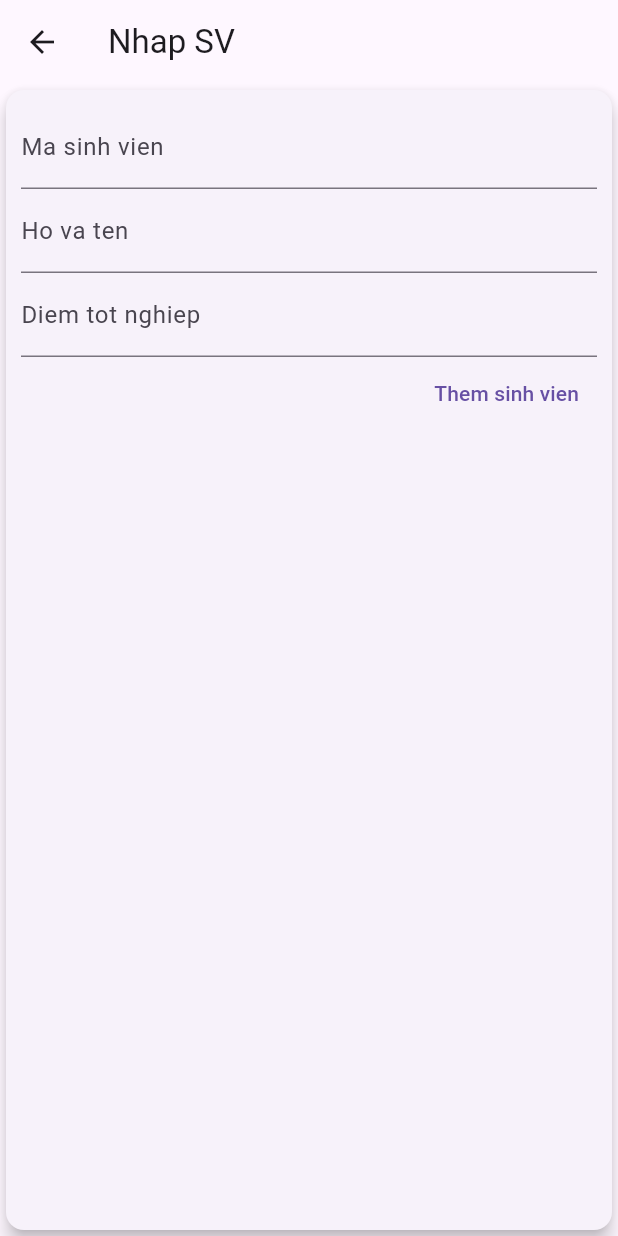
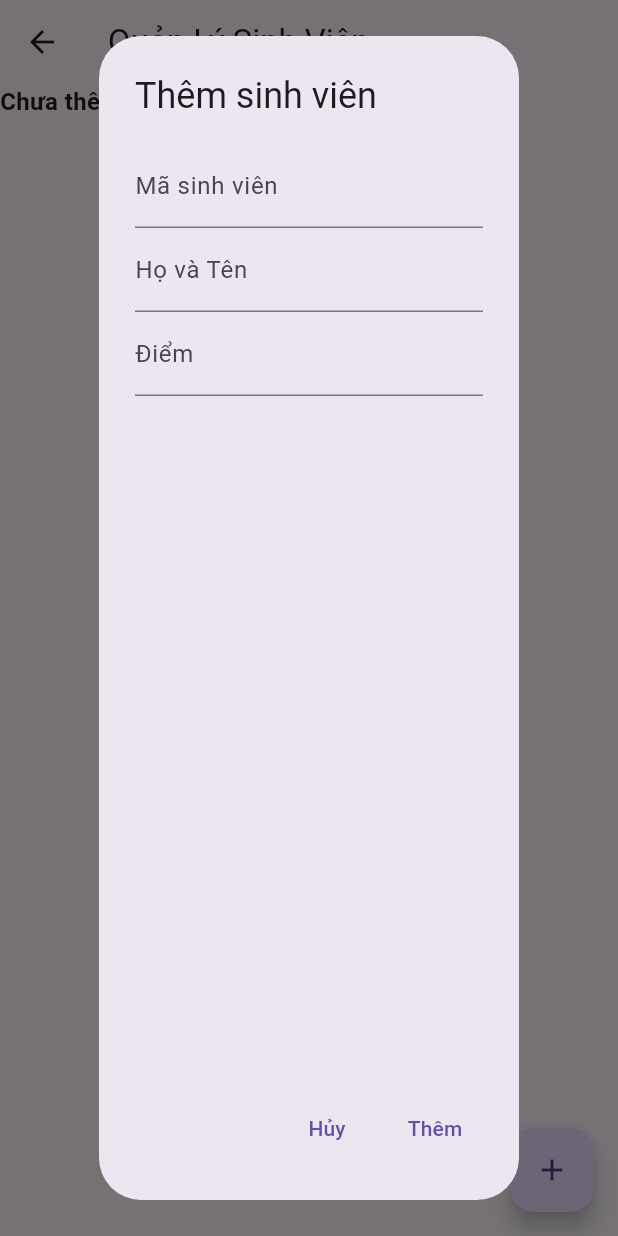
Before and after one commit to n4tsukii/bt-giua-ky, a Flutter app: the ql_sinhvien screen opened directly, after a tap on the "add" icon, on a phone screen of 412 x 824 dp. Run offline on Flutter 3.47's test engine with Material 3 defaults, Android fonts, the phone set to English and light mode, and no system bars.

```diff
--- a/lib/models/sinhvien.dart
+++ b/lib/models/sinhvien.dart
@@ -2,12 +2,10 @@ class SinhVien {
   final int maSV;
   final String hoten;
   final double diem;
-  final DateTime ngaySinh;
 
   SinhVien({
     required this.maSV,
     required this.hoten,
-    required this.ngaySinh,
     required this.diem
   });
 }
--- a/lib/widgets/danhsachSV.dart
+++ /dev/null
@@ -1,66 +0,0 @@
-import 'package:flutter/material.dart';
-import '../models/sinhvien.dart';
-import 'package:intl/intl.dart';
-
-class DanhSachSinhVien extends StatelessWidget {
-  final List<SinhVien> danhSachSinhVien;
-
-  DanhSachSinhVien(this.danhSachSinhVien);
-  @override
-  Widget build(BuildContext context) {
-    return Container(
-      height: 300,
-      child: SingleChildScrollView(
-        child: Column(
-          children: danhSachSinhVien.map((sv) {
-            return Card(
-              child: Row(
-                children: <Widget>[
-                  Container(
-                    margin: EdgeInsets.symmetric(
-                      vertical: 10,
-                      horizontal: 15,
-                    ),
-                    decoration: BoxDecoration(
-                        border: Border.all(
-                          color: Colors.purple,
-                          width: 2,
-                        )
-                    ),
-                    padding: EdgeInsets.all(10),
-                    child: Text(
-                        sv.diem.toString(),
-                        style: TextStyle (
-                          fontWeight: FontWeight.bold,
-                          fontSize: 20,
-                          color: Colors.purple,
-                        )
-                    ),
-                  ),
-                  Column(
-                    crossAxisAlignment: CrossAxisAlignment.start,
-                    children: [
-                      Text(
-                        sv.maSV.toString() + ' - ' + sv.hoten,
-                        style: TextStyle(
-                            fontSize: 16,
-                            fontWeight: FontWeight.bold
-                        ),
-                      ),
-                      Text(
-                        DateFormat('dd-MM-yyyy').format(sv.ngaySinh),
-                        style: TextStyle(
-                          color: Colors.grey,
-                        ),
-                      )
-                    ],
-                  ),
-                ],
-              ),
-            );
-          }).toList(),
-        ),
-      ),
-    );
-  }
-}
--- a/lib/widgets/formnhapSV.dart
+++ b/lib/widgets/formnhapSV.dart
@@ -1,67 +1,69 @@
 import "package:flutter/material.dart";
+import "package:setting_tab/models/sinhvien.dart";
+import 'package:provider/provider.dart';
 
 class FormNhapSinhVien extends StatelessWidget {
-  final Function addSinhVien;
-
   final maController = TextEditingController();
   final hoVaTenController = TextEditingController();
   final diemTotNghiepController = TextEditingController();
 
-  FormNhapSinhVien(this.addSinhVien);
-
-  submitData() {
-    final enterMaController = maController.text;
-    final enterHoVaTenController = hoVaTenController.text;
-    final enterDiemController = diemTotNghiepController.text;
-
-    if (enterHoVaTenController.length > 3)
-      addSinhVien(
-        int.parse(enterMaController),
-        enterHoVaTenController,
-        double.parse(enterDiemController),
-      );
-    else
-      return;
-  }
-
   @override
   Widget build(BuildContext context) {
-    return Scaffold(
-      appBar: AppBar(
-        title: Text('Nhap SV'),
-      ),
-      body: Card(
-        elevation: 5,
-        child: Container(
-          padding: EdgeInsets.all(10),
-          child: Column(
-            crossAxisAlignment: CrossAxisAlignment.end,
+    return Consumer<StudentProvider>(
+        builder: (context, studentProvider, child) {
+          return AlertDialog(
+            title: Text('Thêm sinh viên'),
+            content: Column(
+              crossAxisAlignment: CrossAxisAlignment.start,
               children: [
                 TextField(
-                decoration: InputDecoration(labelText: 'Ma sinh vien'),
                   controller: maController,
-                onSubmitted: (_) => submitData(),
+                  decoration: InputDecoration(labelText: 'Mã sinh viên'),
                 ),
                 TextField(
-                decoration: InputDecoration(labelText: 'Ho va ten'),
                   controller: hoVaTenController,
-                onSubmitted: (_) => submitData(),
+                  decoration: InputDecoration(labelText: 'Họ và Tên'),
                 ),
                 TextField(
-                decoration: InputDecoration(labelText: 'Diem tot nghiep'),
                   controller: diemTotNghiepController,
-                onSubmitted: (_) => submitData(),
+                  decoration: InputDecoration(labelText: 'Điểm'),
+                ),
+              ],
+            ),
+            actions: [
+              TextButton(
+                onPressed: () {
+                  Navigator.of(context).pop();
+                },
+                child: Text('Hủy'),
               ),
               TextButton(
-                child: Text('Them sinh vien'),
-                onPressed: (){
-                  submitData();
+                onPressed: () {
+                  int id = maController.hashCode;
+                  String name = hoVaTenController.text;
+                  double diem = double.parse(diemTotNghiepController.text);
+
+                  Provider.of<StudentProvider>(context, listen: false)
+                      .addStudent(id, name, diem);
+
+                  Navigator.of(context).pop();
                 },
-              )
+                child: Text('Thêm'),
+              ),
             ],
-          ),
-        ),
-      ),
+          );
+        },
       );
     }
 }
+
+class StudentProvider with ChangeNotifier {
+  SinhVien? _currentStudent;
+
+  SinhVien? get currentStudent => _currentStudent;
+
+  void addStudent(int maSV,String hoten, double diem) {
+    _currentStudent = SinhVien(maSV: maSV, hoten: hoten, diem: diem);
+    notifyListeners();
+  }
+}
--- a/lib/widgets/ql_sinhvien.dart
+++ b/lib/widgets/ql_sinhvien.dart
@@ -1,9 +1,7 @@
-import 'dart:js_util';
-
 import 'package:flutter/material.dart';
-import '../models/sinhvien.dart';
+import 'package:provider/provider.dart';
+import 'package:setting_tab/models/sinhvien.dart';
 import '../widgets/formnhapSV.dart';
-import '../widgets/danhsachSV.dart';
 
 class ql_sinhvien extends StatefulWidget {
   @override
@@ -11,65 +9,69 @@ class ql_sinhvien extends StatefulWidget {
 }
 
 class _QuanLySinhVienState extends State<ql_sinhvien> with ChangeNotifier {
-  final List<SinhVien> danhSachSinhVien = [
-    SinhVien(
-      maSV : 12345678,
-      hoten : "Nguyen Thi Huong",
-      ngaySinh : DateTime(2002, 8, 20),
-      diem : 8.2,
-    ),
-    SinhVien(
-      maSV : 22334455,
-      hoten : "Tran Van Doan",
-      ngaySinh : DateTime(1999, 12, 7),
-      diem : 7.9,
-    ),
-  ];
-
-  addSinhVien(int ma, String hoVaTen, double diemTotNghiep) {
-    final newSinhVien = SinhVien(
-      maSV: ma,
-      hoten: hoVaTen,
-      ngaySinh: DateTime.now(),
-      diem: diemTotNghiep,
-    );
-
-    setState(() {
-      danhSachSinhVien.add(newSinhVien);
-      notifyListeners();
-    });
-  }
-
-  formAddSinhVien(BuildContext context) {
-    showModalBottomSheet(
-      context: context,
-      builder: (_) {
-        return FormNhapSinhVien(addSinhVien);
-      },
-    );
-  }
-
   @override
   Widget build(BuildContext context) {
     return Scaffold(
       appBar: AppBar(
-        title: Text("Quan Ly Sinh Vien"),
+        title: Text("Quản Lý Sinh Viên"),
       ),
       body: SingleChildScrollView(
         child: Column(
           children: [
-            DanhSachSinhVien(danhSachSinhVien),
+            Consumer<StudentProvider>(
+                builder: (context, studentProvider, child) {
+                    if (studentProvider.currentStudent != null)
+                      return Card(
+                        child: Row(
+                          children: <Widget>[
+                            Container(
+                              margin: EdgeInsets.symmetric(
+                                vertical: 10,
+                                horizontal: 15,
+                              ),
+                              decoration: BoxDecoration(
+                                  border: Border.all(
+                                    color: Colors.purple,
+                                    width: 2,
+                                  )
+                              ),
+                              padding: EdgeInsets.all(10),
+                              child: Text(
+                                  studentProvider.currentStudent!.diem.toString(),
+                                  style: TextStyle (
+                                    fontWeight: FontWeight.bold,
+                                    fontSize: 20,
+                                    color: Colors.purple,
+                                  )
+                              ),
+                            ),
+                            Column(
+                              crossAxisAlignment: CrossAxisAlignment.start,
+                              children: [
+                                Text(
+                                  studentProvider.currentStudent!.maSV.toString() + ' - ' + studentProvider.currentStudent!.hoten,
+                                  style: TextStyle(
+                                      fontSize: 16,
+                                      fontWeight: FontWeight.bold
+                                  ),
+                                ),
+                              ],
+                            ),
+                          ],
+                        ),
+                      );
+                    else
+                      return Text('Chưa thêm sinh viên nào', style: TextStyle(fontSize: 16, fontWeight: FontWeight.bold, ),);
+                })
           ],
         ),
       ),
       floatingActionButtonLocation: FloatingActionButtonLocation.endFloat,
       floatingActionButton: FloatingActionButton(
         onPressed: () {
-          Navigator.push(
-            context,
-            MaterialPageRoute(
-              builder: (ctx) => FormNhapSinhVien.new(newObject()),
-          )
+          showDialog(
+            context: context,
+            builder: (ctx) => FormNhapSinhVien(),
           );
         },
         child: const Icon(Icons.add),
```
Also changed, not shown: lib/main.dart (+7 -2 lines), pubspec.lock. Lines whose indentation alone changed are shown as unchanged.
